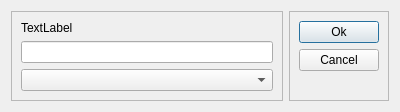
First picture: the form in src/nynodedialog.ui, repository deszczowy/ny-coder, before the edit.
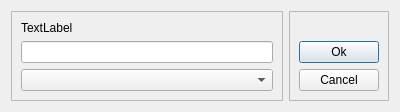
Second picture: the form after the edit.

Diff of the .ui file:
```diff
--- a/src/nynodedialog.ui
+++ b/src/nynodedialog.ui
@@ -48,20 +48,6 @@
       <enum>QFrame::Raised</enum>
      </property>
      <layout class="QVBoxLayout" name="verticalLayout_2">
-      <item>
-       <widget class="QPushButton" name="accept">
-        <property name="text">
-         <string>Ok</string>
-        </property>
-       </widget>
-      </item>
-      <item>
-       <widget class="QPushButton" name="discard">
-        <property name="text">
-         <string>Cancel</string>
-        </property>
-       </widget>
-      </item>
       <item>
        <spacer name="spacer">
         <property name="orientation">
@@ -75,6 +61,20 @@
         </property>
        </spacer>
       </item>
+      <item>
+       <widget class="QPushButton" name="accept">
+        <property name="text">
+         <string>Ok</string>
+        </property>
+       </widget>
+      </item>
+      <item>
+       <widget class="QPushButton" name="discard">
+        <property name="text">
+         <string>Cancel</string>
+        </property>
+       </widget>
+      </item>
      </layout>
     </widget>
    </item>
```
